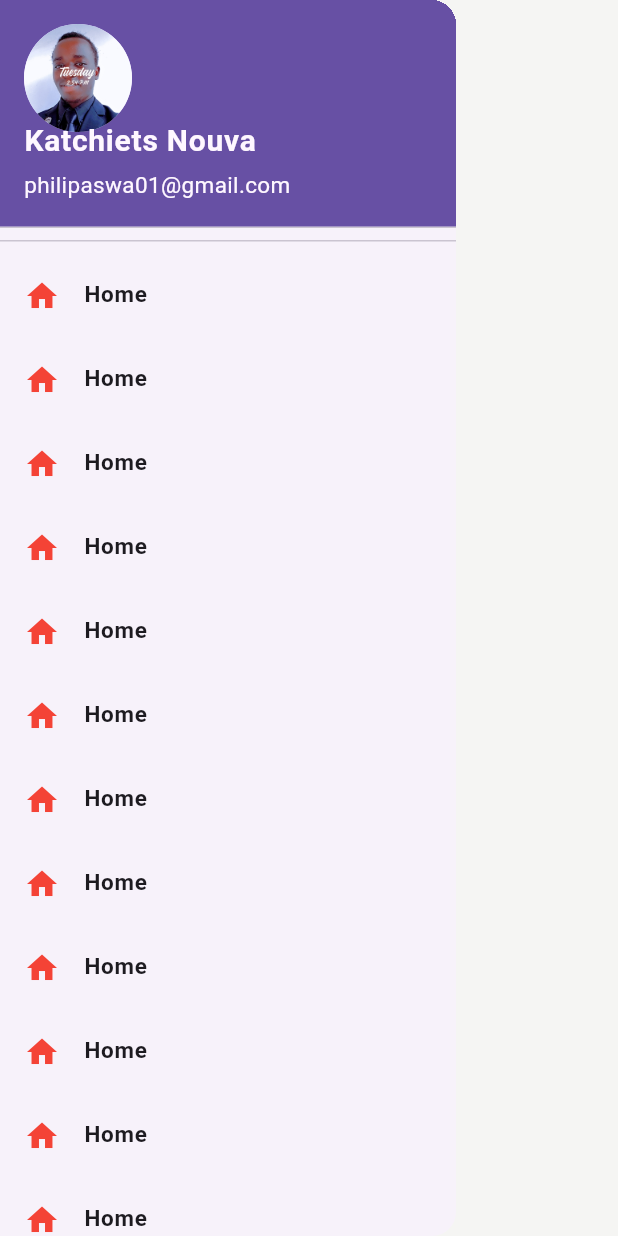
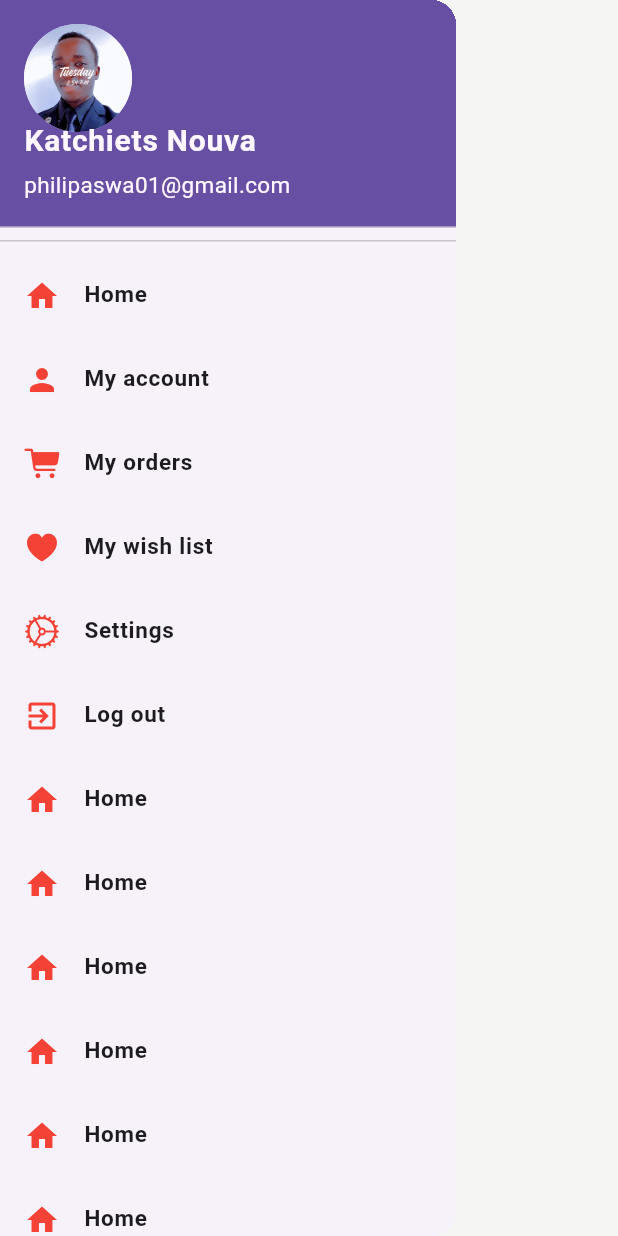
Before and after one commit to Katchietsnouva/family_health_app, a Flutter app: the DrawerWidget widget shown alone on an empty page, opened directly, on a phone screen of 412 x 824 dp. Run offline on Flutter 3.47's test engine with Material 3 defaults, Android fonts, the phone set to English and light mode, and no system bars; our stand-ins replace flutter_rating_bar.

Commit message:
commit 0.62

```diff
--- a/lib/Widgets/DrawerWidget.dart
+++ b/lib/Widgets/DrawerWidget.dart
@@ -1,3 +1,4 @@
+import 'package:flutter/cupertino.dart';
 import 'package:flutter/material.dart';
 
 class DrawerWidget extends StatelessWidget {
@@ -43,13 +44,13 @@ class DrawerWidget extends StatelessWidget {
             ),
           ),
 
-                    // LIST TILE
+                    // LIST TILE PERSON
           ListTile(
-            leading: Icon(Icons.home,
+            leading: Icon(Icons.person,
             color: Colors.red,
             ),
             title: Text(
-              "Home",
+              "My account",
               style: TextStyle(
                 fontSize: 15,
                 fontWeight: FontWeight.bold,
@@ -59,11 +60,11 @@ class DrawerWidget extends StatelessWidget {
 
                     // LIST TILE
           ListTile(
-            leading: Icon(Icons.home,
+            leading: Icon(CupertinoIcons.cart_fill,
             color: Colors.red,
             ),
             title: Text(
-              "Home",
+              "My orders",
               style: TextStyle(
                 fontSize: 15,
                 fontWeight: FontWeight.bold,
@@ -73,11 +74,11 @@ class DrawerWidget extends StatelessWidget {
 
                     // LIST TILE
           ListTile(
-            leading: Icon(Icons.home,
+            leading: Icon(CupertinoIcons.heart_fill,
             color: Colors.red,
             ),
             title: Text(
-              "Home",
+              "My wish list",
               style: TextStyle(
                 fontSize: 15,
                 fontWeight: FontWeight.bold,
@@ -87,11 +88,11 @@ class DrawerWidget extends StatelessWidget {
 
                     // LIST TILE
           ListTile(
-            leading: Icon(Icons.home,
+            leading: Icon(CupertinoIcons.settings_solid,
             color: Colors.red,
             ),
             title: Text(
-              "Home",
+              "Settings",
               style: TextStyle(
                 fontSize: 15,
                 fontWeight: FontWeight.bold,
@@ -101,11 +102,11 @@ class DrawerWidget extends StatelessWidget {
 
                     // LIST TILE
           ListTile(
-            leading: Icon(Icons.home,
+            leading: Icon(Icons.exit_to_app,
             color: Colors.red,
             ),
             title: Text(
-              "Home",
+              "Log out",
               style: TextStyle(
                 fontSize: 15,
                 fontWeight: FontWeight.bold,
```
